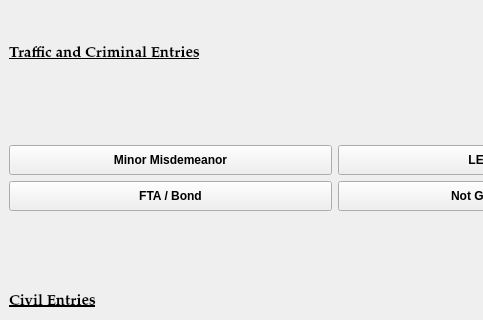
Old version of the form resources/ui/MainWindow.ui in the repository HunterProgram22/MuniEntry; both pictures show x 0 to 483 and y 314 to 634 of the 1000 by 803 pixel window.
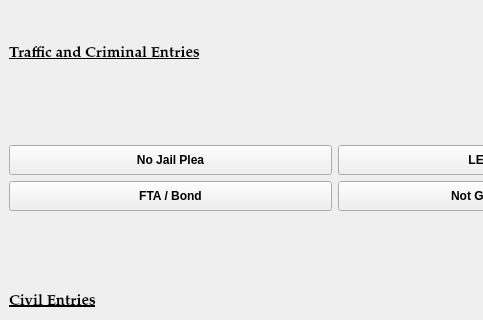
New version of the form.

Commit message: Renamed MMD to No Jail Plea Dialog.

Patch:
```diff
--- a/resources/ui/MainWindow.ui
+++ b/resources/ui/MainWindow.ui
@@ -288,7 +288,7 @@
        </size>
       </property>
       <property name="text">
-       <string>Minor Misdemeanor</string>
+       <string>No Jail Plea</string>
       </property>
      </widget>
     </item>
```
The commit also changes 11 other files.
